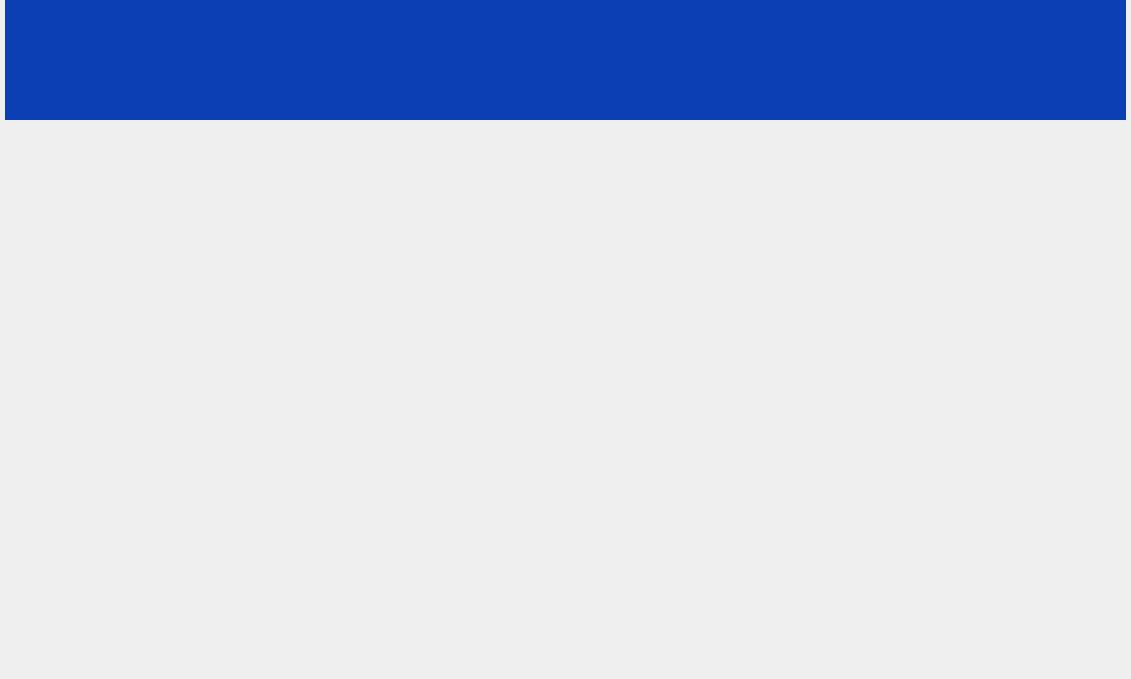
ChinaClever/CleverManagerV3, file CleverManagerV3/mainwindow.ui: the form before one commit.
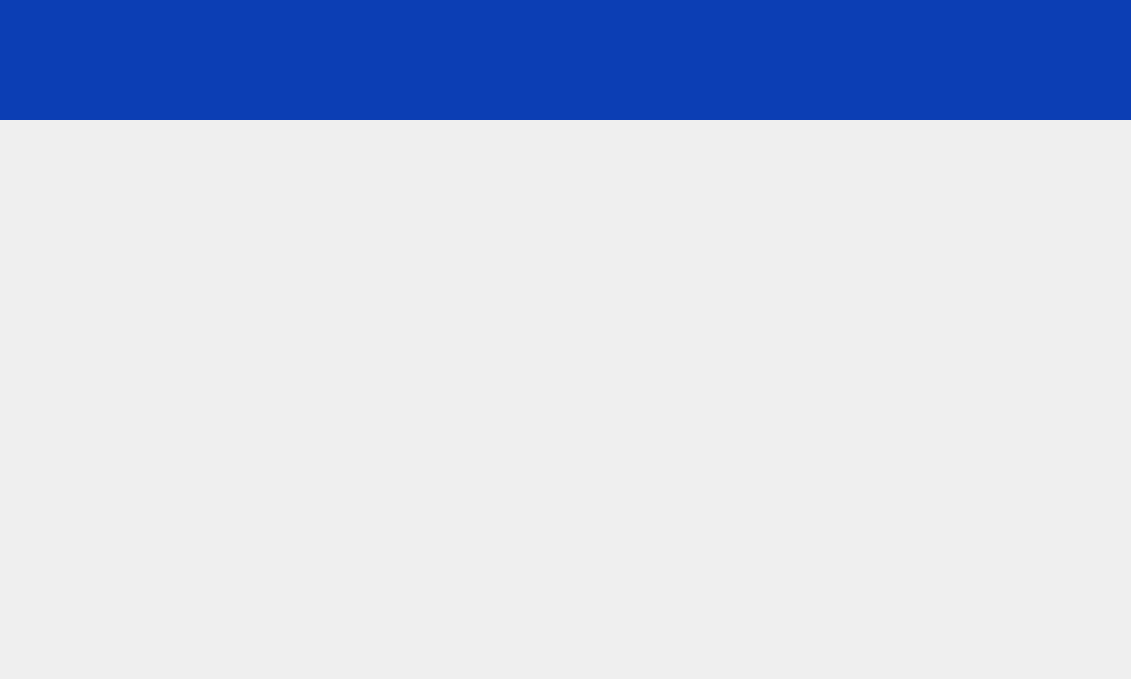
The form after the commit. Icons and pictures are not drawn.

```diff
--- a/CleverManagerV3/mainwindow.ui
+++ b/CleverManagerV3/mainwindow.ui
@@ -26,13 +26,13 @@
   <widget class="QWidget" name="centralWidget">
    <layout class="QGridLayout" name="gridLayout">
     <property name="leftMargin">
-     <number>5</number>
+     <number>0</number>
     </property>
     <property name="topMargin">
      <number>0</number>
     </property>
     <property name="rightMargin">
-     <number>5</number>
+     <number>0</number>
     </property>
     <property name="bottomMargin">
      <number>0</number>
```
